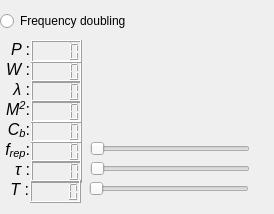
Old version of the form Subsystems/definedLaser.ui in the repository kajsaER/LODR.
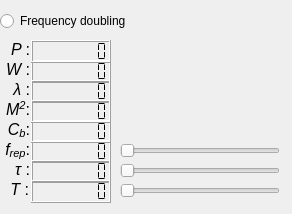
New version of the form.

Commit message: LaserWidget half done

```diff
--- a/Subsystems/definedLaser.ui
+++ b/Subsystems/definedLaser.ui
@@ -6,7 +6,7 @@
    <rect>
     <x>0</x>
     <y>0</y>
-    <width>274</width>
+    <width>292</width>
     <height>214</height>
    </rect>
   </property>
@@ -31,10 +31,16 @@
     <rect>
      <x>31</x>
      <y>60</y>
-     <width>51</width>
+     <width>80</width>
      <height>23</height>
     </rect>
    </property>
+   <property name="numDigits">
+    <number>8</number>
+   </property>
+   <property name="segmentStyle">
+    <enum>QLCDNumber::Flat</enum>
+   </property>
   </widget>
   <widget class="QLabel" name="label_W">
    <property name="geometry">
@@ -54,10 +60,16 @@
     <rect>
      <x>31</x>
      <y>80</y>
-     <width>51</width>
+     <width>80</width>
      <height>23</height>
     </rect>
    </property>
+   <property name="numDigits">
+    <number>8</number>
+   </property>
+   <property name="segmentStyle">
+    <enum>QLCDNumber::Flat</enum>
+   </property>
   </widget>
   <widget class="QLabel" name="label_lambda">
    <property name="geometry">
@@ -77,10 +89,16 @@
     <rect>
      <x>31</x>
      <y>140</y>
-     <width>51</width>
+     <width>80</width>
      <height>23</height>
     </rect>
    </property>
+   <property name="numDigits">
+    <number>8</number>
+   </property>
+   <property name="segmentStyle">
+    <enum>QLCDNumber::Flat</enum>
+   </property>
   </widget>
   <widget class="QLabel" name="label_frep">
    <property name="geometry">
@@ -100,10 +118,16 @@
     <rect>
      <x>31</x>
      <y>120</y>
-     <width>51</width>
+     <width>80</width>
      <height>23</height>
     </rect>
    </property>
+   <property name="numDigits">
+    <number>8</number>
+   </property>
+   <property name="segmentStyle">
+    <enum>QLCDNumber::Flat</enum>
+   </property>
   </widget>
   <widget class="QLabel" name="label_Cb">
    <property name="geometry">
@@ -123,10 +147,16 @@
     <rect>
      <x>31</x>
      <y>100</y>
-     <width>51</width>
+     <width>80</width>
      <height>23</height>
     </rect>
    </property>
+   <property name="numDigits">
+    <number>8</number>
+   </property>
+   <property name="segmentStyle">
+    <enum>QLCDNumber::Flat</enum>
+   </property>
   </widget>
   <widget class="QLabel" name="label_M2">
    <property name="geometry">
@@ -146,10 +176,16 @@
     <rect>
      <x>31</x>
      <y>160</y>
-     <width>51</width>
+     <width>80</width>
      <height>23</height>
     </rect>
    </property>
+   <property name="numDigits">
+    <number>8</number>
+   </property>
+   <property name="segmentStyle">
+    <enum>QLCDNumber::Flat</enum>
+   </property>
   </widget>
   <widget class="QLabel" name="label_tau">
    <property name="geometry">
@@ -169,10 +205,16 @@
     <rect>
      <x>31</x>
      <y>40</y>
-     <width>51</width>
+     <width>80</width>
      <height>23</height>
     </rect>
    </property>
+   <property name="numDigits">
+    <number>8</number>
+   </property>
+   <property name="segmentStyle">
+    <enum>QLCDNumber::Flat</enum>
+   </property>
   </widget>
   <widget class="QLabel" name="label_P">
    <property name="geometry">
@@ -190,8 +232,8 @@
   <widget class="QSlider" name="slide_frep">
    <property name="geometry">
     <rect>
-     <x>90</x>
-     <y>140</y>
+     <x>120</x>
+     <y>142</y>
      <width>160</width>
      <height>18</height>
     </rect>
@@ -203,8 +245,8 @@
   <widget class="QSlider" name="slide_tau">
    <property name="geometry">
     <rect>
-     <x>90</x>
-     <y>160</y>
+     <x>120</x>
+     <y>162</y>
      <width>160</width>
      <height>18</height>
     </rect>
@@ -216,8 +258,8 @@
   <widget class="QSlider" name="slide_T">
    <property name="geometry">
     <rect>
-     <x>89</x>
-     <y>180</y>
+     <x>120</x>
+     <y>182</y>
      <width>160</width>
      <height>18</height>
     </rect>
@@ -242,12 +284,18 @@
   <widget class="QLCDNumber" name="num_T">
    <property name="geometry">
     <rect>
-     <x>30</x>
+     <x>31</x>
      <y>180</y>
-     <width>51</width>
+     <width>80</width>
      <height>23</height>
     </rect>
    </property>
+   <property name="numDigits">
+    <number>8</number>
+   </property>
+   <property name="segmentStyle">
+    <enum>QLCDNumber::Flat</enum>
+   </property>
   </widget>
  </widget>
  <resources/>
```
The commit also changes 13 other files.
